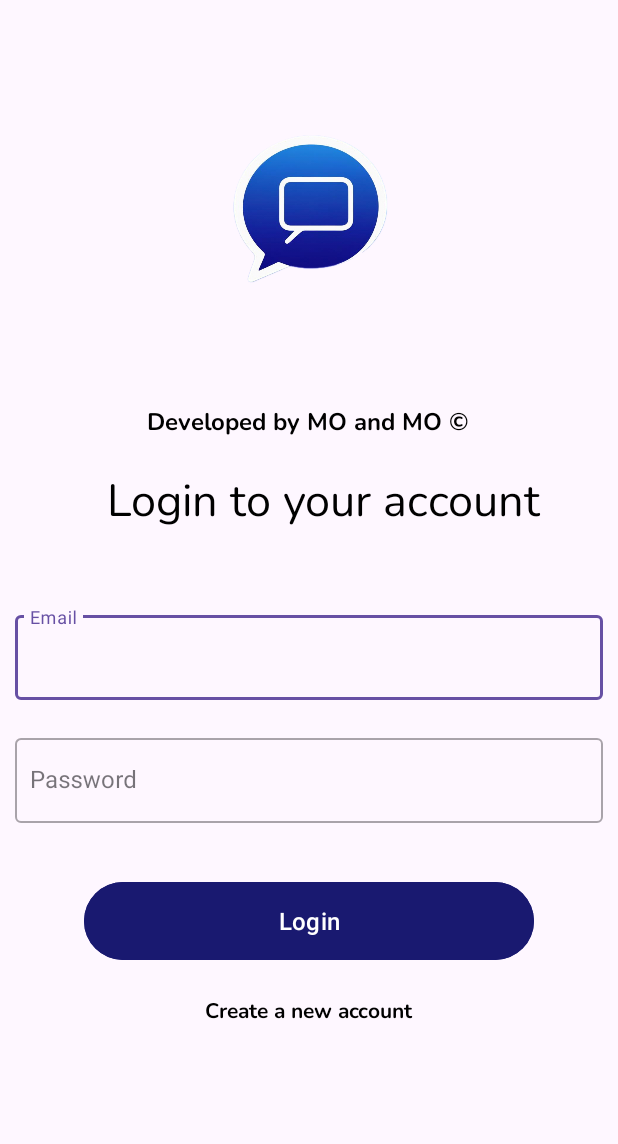
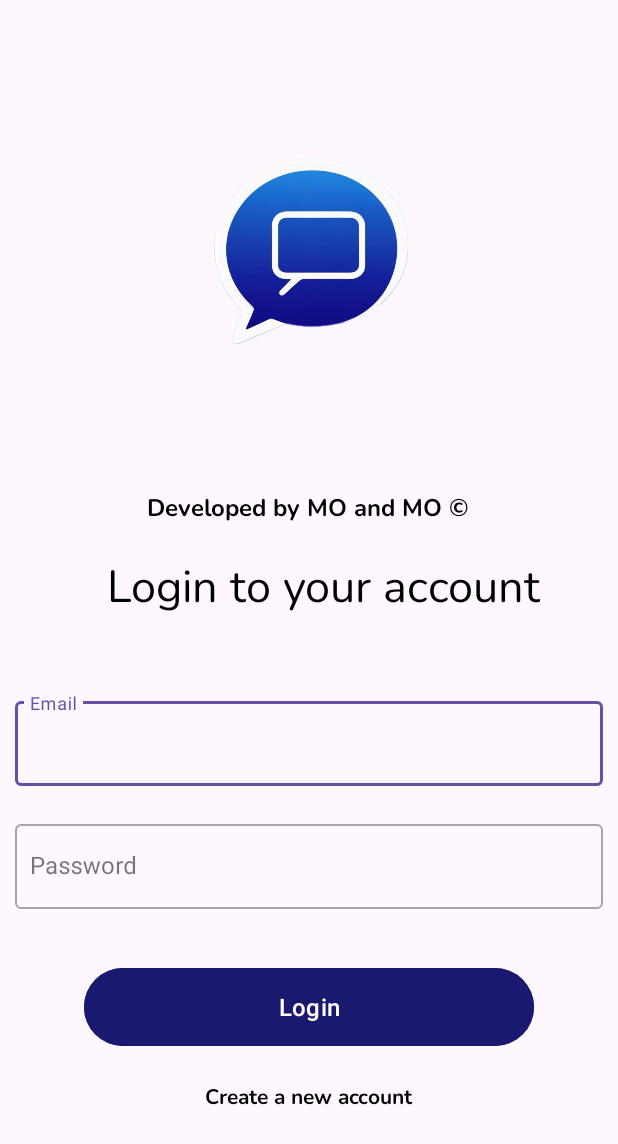
Before and after one commit to mohammedMoqbel1/ourChatApp_cs394, an Android app: the screen it shows after launch (SignInActivity), on a phone screen of 412 x 824 dp. Shown: the top 1144 px of the screen. Run offline under Robolectric (Android 15) with nearby library versions, the phone set to English and light mode, and no system bars; our stand-ins replace Firebase (no records; nobody signed in at launch, a user with empty details on screens opened directly), data binding.

Commit message:
DesignPage

```diff
--- a/app/src/main/res/layout/activity_sign_in.xml
+++ b/app/src/main/res/layout/activity_sign_in.xml
@@ -15,10 +15,9 @@
         android:layout_height="match_parent">
 
 
-
         <ImageView
-            android:layout_width="276dp"
-            android:layout_height="220dp"
+            android:layout_width="542dp"
+            android:layout_height="277dp"
             android:layout_marginTop="30dp"
             android:layout_marginBottom="20dp"
             android:src="@drawable/chatapp0" />
```
